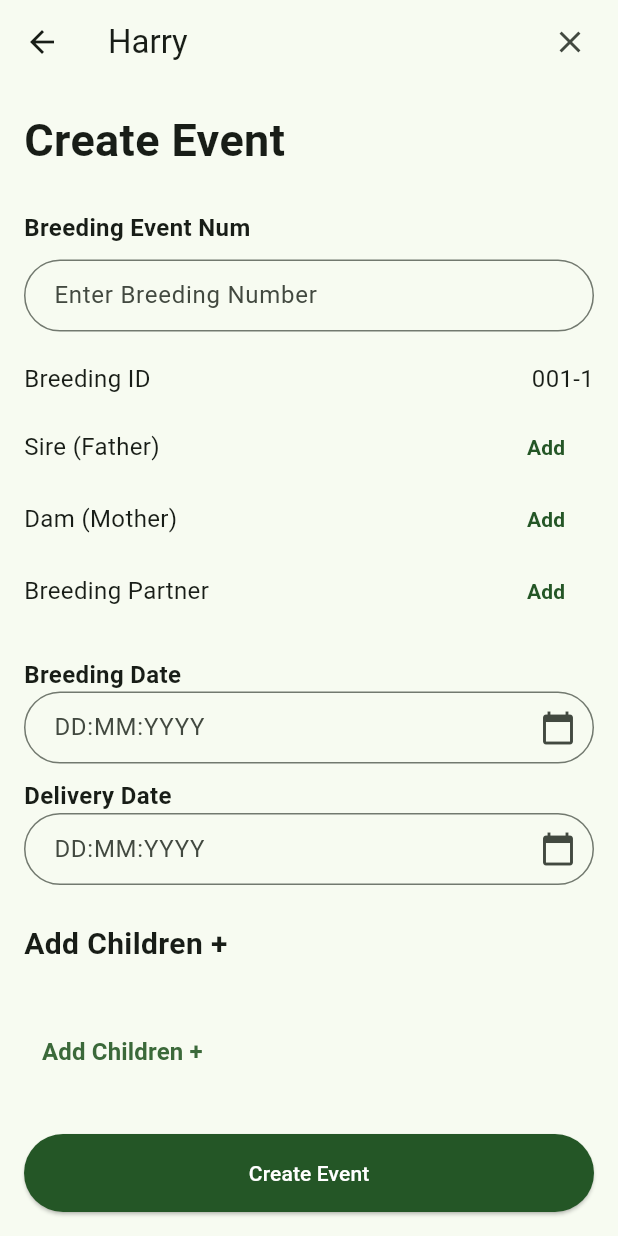
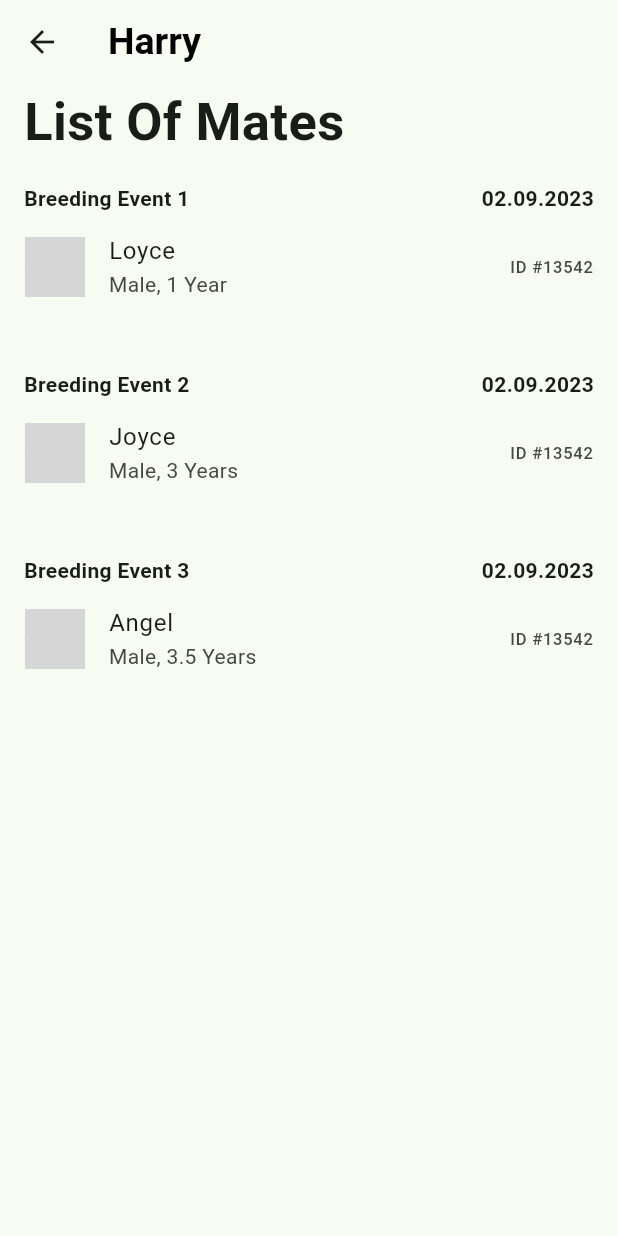
Before and after one commit to AbdulazizAlkhars/sulalh, a Flutter app: the screen it shows after launch, on a phone screen of 412 x 824 dp. Run offline on Flutter 3.47's test engine with Material 2 defaults, Android fonts, the phone set to English and light mode, and no system bars; our stand-ins replace dotted_border, image_picker, syncfusion_flutter_charts; grey boxes are pictures that could not be loaded.

Commit message:
List Of Mates Done

```diff
--- a/lib/Animal_Information/BreedingSection/BreedingEventDetails.dart
+++ b/lib/Animal_Information/BreedingSection/BreedingEventDetails.dart
@@ -1,3 +1,5 @@
+// ignore_for_file: prefer_const_constructors
+
 import 'package:flutter/material.dart';
 import 'package:hathera_demo/Animal_Information/BreedingSection/ListOfBreedingEvents.dart';
 
@@ -5,7 +7,8 @@ class BreedingEventDetails extends StatefulWidget {
   final BreedingEventVariables
       breedingEvent; // Event selected in the SecondPage
 
-  BreedingEventDetails({
+  const BreedingEventDetails({
+    super.key,
     required this.breedingEvent,
   });
 
@@ -56,7 +59,7 @@ class _BreedingEventDetailsState extends State<BreedingEventDetails> {
               height: 25,
             ),
             Row(
-              children: [
+              children: const [
                 Expanded(
                   child: Text(
                     'Breeding ID',
--- /dev/null
+++ b/lib/Animal_Information/BreedingSection/ListOfPartners.dart
@@ -0,0 +1,116 @@
+import 'package:flutter/material.dart';
+
+class ListOfPartners extends StatefulWidget {
+  @override
+  State<ListOfPartners> createState() => _ListOfPartnersState();
+}
+
+class _ListOfPartnersState extends State<ListOfPartners> {
+  final List<Map<String, dynamic>> partners = [
+    {
+      'heading': 'Breeding Event 1',
+      'date': '02.09.2023',
+      'title': 'Loyce',
+      'subtitle': 'Male, 1 Year',
+      'trailing': 'ID #13542',
+      'avatarImage': 'assets/avatar1.png',
+    },
+    {
+      'heading': 'Breeding Event 2',
+      'date': '02.09.2023',
+      'title': 'Joyce',
+      'subtitle': 'Male, 3 Years',
+      'trailing': 'ID #13542',
+      'avatarImage': 'assets/avatar2.png',
+    },
+    {
+      'heading': 'Breeding Event 3',
+      'date': '02.09.2023',
+      'title': 'Angel',
+      'subtitle': 'Male, 3.5 Years',
+      'trailing': 'ID #13542',
+      'avatarImage': 'assets/avatar3.png',
+    },
+  ];
+
+  @override
+  Widget build(BuildContext context) {
+    return Scaffold(
+      appBar: AppBar(
+        automaticallyImplyLeading: false,
+        title: const Text(
+          'Harry',
+          style: TextStyle(
+            fontSize: 25,
+            fontWeight: FontWeight.bold,
+            color: Colors.black,
+          ),
+        ),
+        leading: IconButton(
+          icon: const Icon(Icons.arrow_back),
+          onPressed: () {
+            Navigator.pop(context);
+          },
+        ),
+      ),
+      body: Column(
+        crossAxisAlignment: CrossAxisAlignment.start,
+        children: [
+          const Padding(
+            padding: EdgeInsets.symmetric(horizontal: 16),
+            child: Text(
+              'List Of Mates',
+              style: TextStyle(
+                fontSize: 35,
+                fontWeight: FontWeight.bold,
+              ),
+            ),
+          ),
+          // Add a heading above each list tile
+          for (var item in partners)
+            Padding(
+              padding: const EdgeInsets.all(16.0),
+              child: Column(
+                crossAxisAlignment: CrossAxisAlignment.start,
+                children: [
+                  Row(
+                    children: [
+                      Expanded(
+                        flex: 2,
+                        child: Text(
+                          item['heading'],
+                          style: TextStyle(
+                            fontSize: 14,
+                            fontWeight: FontWeight.bold,
+                          ),
+                        ),
+                      ),
+                      Expanded(
+                        flex: 0,
+                        child: Text(
+                          item['date'],
+                          style: TextStyle(
+                            fontSize: 14,
+                            fontWeight: FontWeight.bold,
+                          ),
+                        ),
+                      ),
+                    ],
+                  ),
+                  ListTile(
+                    contentPadding: EdgeInsets.symmetric(horizontal: 0.5),
+                    leading: CircleAvatar(
+                      backgroundImage: AssetImage(item['avatarImage']),
+                    ),
+                    title: Text(item['title']),
+                    subtitle: Text(item['subtitle']),
+                    trailing: Text(item['trailing']),
+                  ),
+                ],
+              ),
+            ),
+        ],
+      ),
+    );
+  }
+}
--- a/lib/main.dart
+++ b/lib/main.dart
@@ -1,6 +1,6 @@
 import 'package:flutter/material.dart';
 import 'package:hathera_demo/Animal_Information/BreedingSection/CreateBreedingEvents.dart';
-import 'package:hathera_demo/Animal_Information/Parents/ListOfParents.dart';
+import 'package:hathera_demo/Animal_Information/BreedingSection/ListOfPartners.dart';
 
 void main() {
   runApp(const MyApp());
@@ -21,11 +21,6 @@ class MyApp extends StatelessWidget {
           ),
           useMaterial3: true,
         ),
-      home: CreateBreedingEvents(
-        selectedAnimalType: '',
-        selectedAnimalSpecies: '',
-        selectedAnimalBreed: '',
-      ),
-    );
+        home: ListOfPartners());
   }
 }
```
Lines whose indentation alone changed are shown as unchanged.
